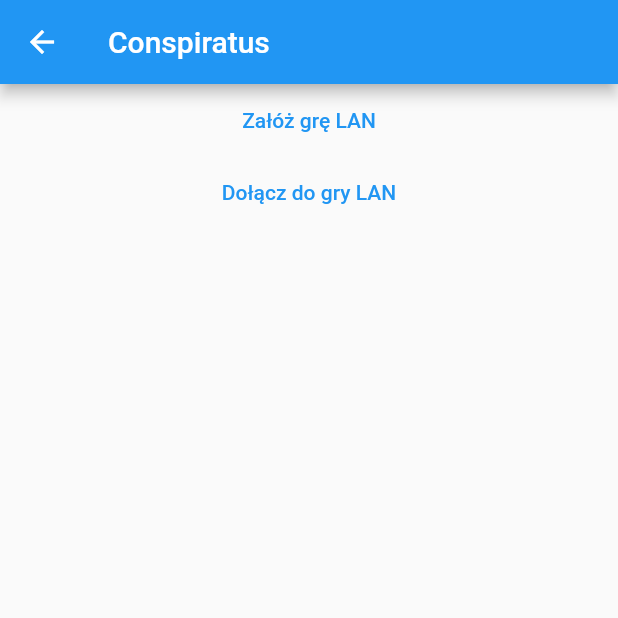
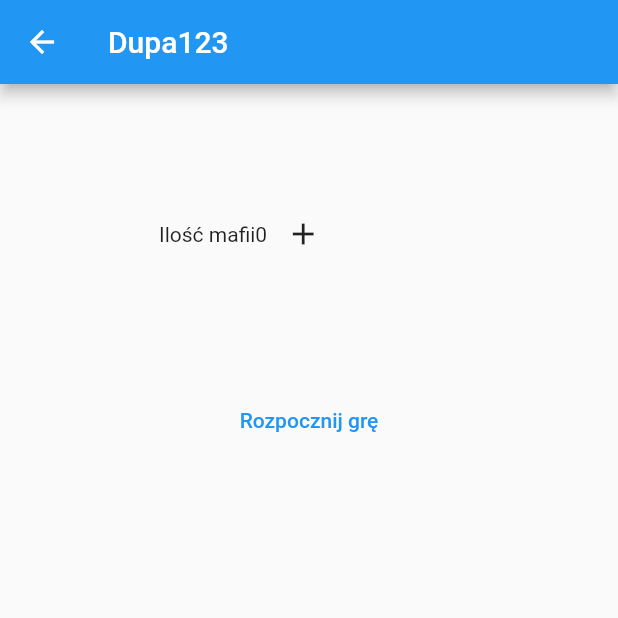
Before and after one commit to Erucolindo96/conspiratus, a Flutter app: the CreateGamePage screen opened by its route, after a tap on "Stwórz grę", on a phone screen of 412 x 824 dp, the top half of it. Run offline on Flutter 3.47's test engine with Material 2 defaults, Android fonts, the phone set to English and light mode, and no system bars.

Commit message:
Trying to create waiting for game view

```diff
--- a/lib/ConspiratusApp.dart
+++ b/lib/ConspiratusApp.dart
@@ -1,42 +1,10 @@
+import 'package:conspiratus/model/Settings.dart';
 import 'package:flutter/material.dart';
-import 'layout/BeginGamePage.dart';
-import 'layout/CreateGamePage.dart';
-import 'layout/JoinToGamePage.dart';
+import 'package:conspiratus/layout/RootMaterialApp.dart';
 
-class ConspiratusApp extends StatefulWidget {
-  @override
-  State<StatefulWidget> createState() => ConspiratusAppState();
-}
-
-class ConspiratusAppState extends State<ConspiratusApp> {
-  GameMode? _gameMode;
-  BeginGamePage beginGamePage = BeginGamePage();
-
-  ConspiratusAppState() : super() {}
-
-  void _gameModeChange(GameMode mode) {
-    setState(() {
-      _gameMode = mode;
-      print(_gameMode);
-    });
-  }
-
+class ConspiratusApp extends StatelessWidget {
   @override
   Widget build(BuildContext context) {
-
-    return MaterialApp(
-      title: 'Conspiratus',
-      theme: ThemeData(
-        primarySwatch: Colors.blue,
-      ),
-      initialRoute: '/',
-      routes: {
-        '/': (context) => BeginGamePage(),
-        '/master': (context) => CreateGamePage(),
-        '/client': (context) => JoinToGamePage(),
-      },
-
-
-    );
+    return RootMaterialApp();
   }
 }
--- a/lib/layout/BeginGamePage.dart
+++ b/lib/layout/BeginGamePage.dart
@@ -1,52 +1,18 @@
+import 'package:conspiratus/model/AppMode.dart';
 import 'package:flutter/material.dart';
+import 'package:conspiratus/routing/routing.dart';
+import 'package:conspiratus/ConspiratusApp.dart';
+import 'package:provider/provider.dart';
+import 'package:conspiratus/model/Settings.dart';
 
-// class GameModeChangeNotifier extends ChangeNotifier{
-//   GameMode? _gameMode;
-//
-//   GameMode? get gameMode => _gameMode;
-//
-//   set gameMode(GameMode? value) {
-//     _gameMode = value;
-//     notifyListeners();
-//   }
-// }
-//
-// class BeginGamePage extends StatelessWidget with ChangeNotifier{
-//   final String title = 'Conspiratus';
-//
-// }
-
-class GameModeState with ChangeNotifier{
-  GameMode? _gameMode;
-
-  GameModeState();
-
-  GameMode? get gameMode => _gameMode;
-
-  set gameMode(GameMode? value) {
-    _gameMode = value;
-    notifyListeners();
-  }
-}
-
-class BeginGamePage extends StatefulWidget{
+class BeginGamePage extends StatelessWidget {
   final String title = 'Conspiratus';
-
-  @override
-  State<StatefulWidget> createState() => _BeginGamePageState();
-
-}
-
-class _BeginGamePageState extends State<BeginGamePage>{
-  GameModeState _gameModeState = GameModeState();
-
-  GameModeState get gameModeState => _gameModeState;
 
   @override
   Widget build(BuildContext context) {
     return Scaffold(
       appBar: AppBar(
-        title: Text(widget.title),
+        title: Text(title),
       ),
       body: Column(
         children: [
@@ -54,21 +20,20 @@ class _BeginGamePageState extends State<BeginGamePage>{
               child: TextButton(
                   child: Text("Załóż grę LAN"),
                   onPressed: () {
-                    _gameModeState.gameMode = GameMode.MASTER;
-                    Navigator.pushNamed(context, '/master');
+                    Provider.of<Settings>(context, listen: false).appMode = AppMode.MASTER;
+                    Navigator.pushNamed(context, Routing.createGamePage);
+                    print(Provider.of<Settings>(context, listen: false).appMode);
                   })),
           Center(
               child: TextButton(
                   child: Text("Dołącz do gry LAN"),
                   onPressed: () {
-                    _gameModeState.gameMode = GameMode.CLIENT;
-                    Navigator.pushNamed(context, '/client');
+                    Provider.of<Settings>(context, listen: false).appMode = AppMode.CLIENT;
+                    Navigator.pushNamed(context, Routing.joinToGamePage);
+                    print(Provider.of<Settings>(context, listen: false).appMode);
                   })),
         ],
       ),
     );
   }
 }
-
-
-enum GameMode { MASTER, CLIENT }
--- a/lib/layout/CreateGamePage.dart
+++ b/lib/layout/CreateGamePage.dart
@@ -1,5 +1,7 @@
+import 'package:conspiratus/routing/routing.dart';
 import 'package:flutter/material.dart';
 import 'package:conspiratus/layout/RowTextInput.dart';
+
 class CreateGamePage extends StatelessWidget {
   final String title = 'Conspiratus';
 
@@ -11,8 +13,7 @@ class CreateGamePage extends StatelessWidget {
       appBar: AppBar(
         title: Text(this.title),
       ),
-      body:
-      Center(
+      body: Center(
         child: Column(
           children: [
             RowTextInput("Nazwa gracza"),
@@ -20,9 +21,12 @@ class CreateGamePage extends StatelessWidget {
             RowTextInput("Maksymalna ilośc graczy"),
             Row(
               children: [
-                TextButton(onPressed: () {
-                  Navigator.pushNamed(context, '/');
-                }, child: Text("Stwórz grę"),)
+                TextButton(
+                  onPressed: () {
+                    Navigator.pushNamed(context, Routing.waitingForGamePage);
+                  },
+                  child: Text("Stwórz grę"),
+                )
               ],
             )
           ],
--- /dev/null
+++ b/lib/layout/ListIncrementElement.dart
@@ -0,0 +1,39 @@
+import 'package:flutter/material.dart';
+
+class ListIncrementItem extends StatefulWidget {
+  final String title;
+  final Function? valueChanged;
+
+  ListIncrementItem({required this.title, this.valueChanged}) : super();
+
+  @override
+  _ListIncrementItemState createState() => new _ListIncrementItemState();
+}
+
+class _ListIncrementItemState extends State<ListIncrementItem> {
+  int _counter = 0;
+
+  @override
+  Widget build(BuildContext context) {
+    if (widget.valueChanged != null) {
+      widget.valueChanged!(_counter);
+      print('ListIncrementItem value: $_counter');
+    }
+
+    return new Row(
+      children: <Widget>[
+        new Text(widget.title),
+        _counter != 0
+            ? new IconButton(
+                icon: new Icon(Icons.remove),
+                onPressed: () => setState(() => _counter--),
+              )
+            : new Container(),
+        new Text(_counter.toString()),
+        new IconButton(
+            icon: new Icon(Icons.add),
+            onPressed: () => setState(() => _counter++))
+      ],
+    );
+  }
+}
--- /dev/null
+++ b/lib/layout/WaitingForGamePage.dart
@@ -0,0 +1,54 @@
+import 'package:conspiratus/model/AppMode.dart';
+import 'package:flutter/material.dart';
+import 'package:conspiratus/routing/routing.dart';
+import 'package:conspiratus/ConspiratusApp.dart';
+import 'package:conspiratus/layout/ListIncrementElement.dart';
+import 'package:flutter/rendering.dart';
+import 'package:provider/provider.dart';
+import 'package:conspiratus/model/Settings.dart';
+
+class WaitingForGamePage extends StatelessWidget {
+  @override
+  Widget build(BuildContext context) {
+    return GameSettingsConfigurePage(title: 'Dupa123');
+  }
+}
+
+class GameSettingsConfigurePage extends StatelessWidget {
+  final String title;
+
+  GameSettingsConfigurePage({required this.title}) : super() {}
+
+  @override
+  Widget build(BuildContext context) {
+    // Settings settings = Provider.of<Settings>(context, listen: false);
+
+//Sra się o jakis element Providera, ze robie cos nie tak jak powinienem
+
+    return Scaffold(
+      appBar: AppBar(title: Text(this.title)),
+      body: Center(
+        child: Column(
+          children: [
+            Container(
+                height: 200,
+                width: 200,
+                child: ListIncrementItem(
+                    title: 'Ilość mafii',
+                    // valueChanged: (value) => Provider.of<Settings>(context,
+                    //             listen: false)
+                    //         .mafiaCount =
+                    //     value)
+                )), //ListView słuzy by zrobic liste scrollowalną
+            // GameToJoinListWidget()
+            TextButton(
+                child: Text("Rozpocznij grę"),
+                onPressed: () {
+                  Navigator.pushNamed(context, Routing.mainPage);
+                })
+          ],
+        ),
+      ),
+    );
+  }
+}
--- a/lib/main.dart
+++ b/lib/main.dart
@@ -3,4 +3,9 @@ import 'ConspiratusApp.dart';
 
 void main() {
   runApp(ConspiratusApp());
+  //dodaj przyycisk dołączania do gry w JoinToGamePage
+  //zrób widok WaitingForGame, w zależności od trybu gry wyświetl inny widget
+  //może to samo zrób dla JoinToGame i CreateGamePage ?
+
+  //następne - olej dalsze okienka, zacznij pisac pingowanie w rozgłaszaniu gry i nasłuchiwanie w celu dołączenia
 }
--- /dev/null
+++ b/lib/model/AppMode.dart
@@ -0,0 +1,3 @@
+enum AppMode{
+  MASTER, CLIENT
+}
--- /dev/null
+++ b/lib/model/Settings.dart
@@ -0,0 +1,41 @@
+import 'package:flutter/material.dart';
+import 'package:conspiratus/model/AppMode.dart';
+
+class Settings with ChangeNotifier {
+  AppMode? _appMode;
+  int _citizenCount = 0;
+  int _mafiaCount = 0;
+  int _policemanCount = 0;
+
+
+  AppMode? get appMode => _appMode;
+
+  Settings();
+
+  set appMode(AppMode? value) {
+    _appMode = value;
+    notifyListeners();
+  }
+
+  int get policemanCount => _policemanCount;
+
+  set policemanCount(int value) {
+    _policemanCount = value;
+    notifyListeners();
+  }
+
+  int get mafiaCount => _mafiaCount;
+
+  set mafiaCount(int value) {
+    _mafiaCount = value;
+    print('Mafia count: $_mafiaCount');
+    notifyListeners();
+  }
+
+  int get citizenCount => _citizenCount;
+
+  set citizenCount(int value) {
+    _citizenCount = value;
+    notifyListeners();
+  }
+}
--- /dev/null
+++ b/lib/routing/routing.dart
@@ -0,0 +1,9 @@
+class Routing {
+  static final String mainPage = '/';
+
+  static final String createGamePage = '/master';
+
+  static final String joinToGamePage = '/client';
+
+  static final String waitingForGamePage = '/game/waiting';
+}
--- a/pubspec.yaml
+++ b/pubspec.yaml
@@ -33,7 +33,7 @@ dev_dependencies:
   flutter_test:
     sdk: flutter
 
-  provider: ^4.3.3
+  provider: ^5.0.0
 # For information on the generic Dart part of this file, see the
 # following page: https://dart.dev/tools/pub/pubspec
 
```
Also changed, not shown: lib/layout/JoinToGamePage.dart (+11 -2 lines), lib/layout/RootMaterialApp.dart (added, +45 -0 lines), pubspec.lock.
